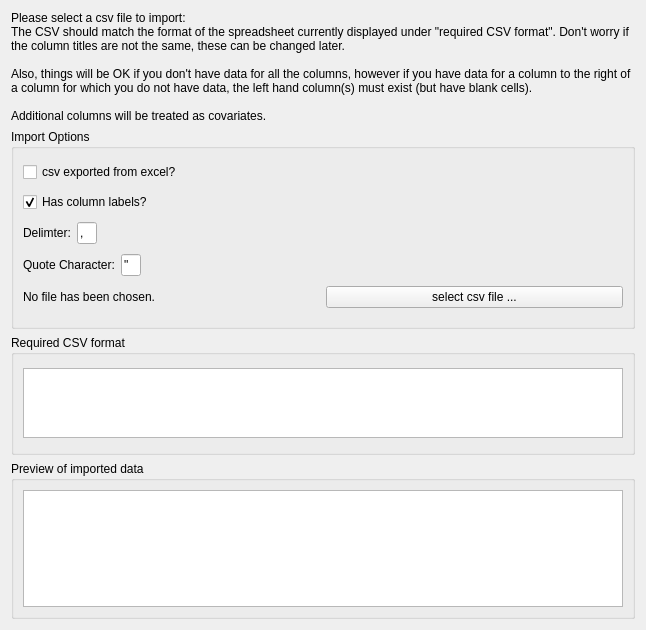
Before: the Qt Designer form src/forms/csv_import_page.ui in AliSalman-et-al/openmeta-analyst-community, drawn with Qt 5.
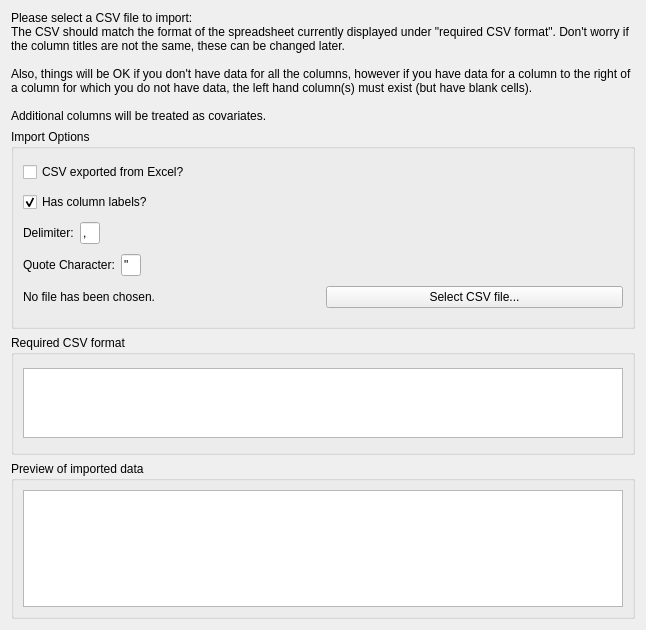
After: the same form once the commit is applied. Icons and pictures are not drawn.

The edit to the form file:
```diff
--- a/src/forms/csv_import_page.ui
+++ b/src/forms/csv_import_page.ui
@@ -26,7 +26,7 @@
    <item>
     <widget class="QLabel" name="instructions">
      <property name="text">
-      <string>Please select a csv file to import:
+      <string>Please select a CSV file to import:
 The CSV should match the format of the spreadsheet currently displayed under &quot;required CSV format&quot;. Don't worry if the column titles are not the same, these can be changed later.
 
 Also, things will be OK if you don't have data for all the columns, however if you have data for a column to the right of a column for which you do not have data, the left hand column(s) must exist (but have blank cells).
@@ -59,7 +59,7 @@
       <item>
        <widget class="QCheckBox" name="from_excel_chkbx">
         <property name="text">
-         <string>csv exported from excel?</string>
+         <string>CSV exported from Excel?</string>
         </property>
        </widget>
       </item>
@@ -78,7 +78,7 @@
         <item>
          <widget class="QLabel" name="delimter_lbl">
           <property name="text">
-           <string>Delimter:</string>
+           <string>Delimiter:</string>
           </property>
           <property name="buddy">
            <cstring>delimter_le</cstring>
@@ -180,7 +180,7 @@
         <item>
          <widget class="QPushButton" name="select_file_btn">
           <property name="text">
-           <string>select csv file ...</string>
+           <string>Select CSV file...</string>
           </property>
           <property name="icon">
            <iconset resource="../images/icons.qrc">
```
